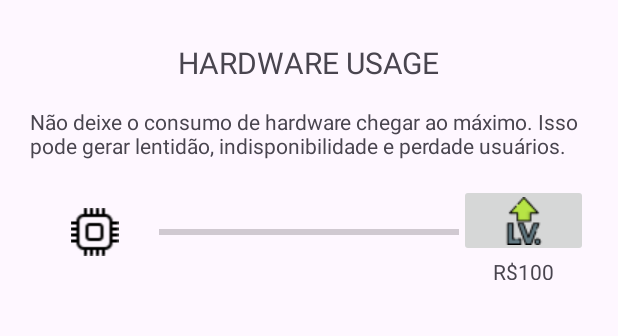
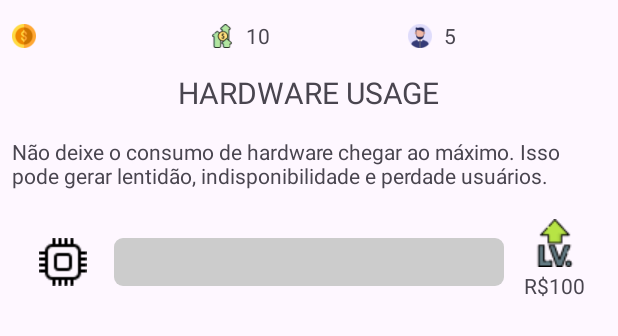
Before and after one commit to jhonatan98rios/IdleGameAndroidJava, an Android app: the layout activity_main.xml on its own in the app's theme, with its tools: preview values and no code run, on a phone screen of 412 x 824 dp. Shown: the top 336 px of the screen. Run offline under Robolectric (Android 15) with nearby library versions, the phone set to English and light mode, and no system bars.

Commit message:
cpu increase logic layer

```diff
--- a/app/src/main/java/com/example/idlegame/Game.java
+++ b/app/src/main/java/com/example/idlegame/Game.java
@@ -16,16 +16,17 @@ public class Game {
         money = 0;
         profitPerUser = 1;
         numberOfUsers = 0;
-        cpuUsage = 10;
-        maxCpuUsage = 100;
+        cpuUsage = 0;
+        maxCpuUsage = 500;
     }
 
     public void increaseValues() {
+
         Random random = new Random();
 
         // Generate a random value to increase numberOfUsers and profitPerUser
-        int increaseUsers = 1; //random.nextInt(10) + 1;
-        int increaseProfitPerUser = 1; //random.nextInt(5) + 1;
+        int increaseUsers = random.nextInt(10) + 1;
+        int increaseProfitPerUser = random.nextInt(5) + 1;
 
         // Increase numberOfUsers e profitPerUser
         numberOfUsers += increaseUsers;
@@ -48,7 +49,9 @@ public class Game {
         timer.scheduleAtFixedRate(new TimerTask() {
             @Override
             public void run() {
-                increaseValues();
+                if (getCpuUsage() < getMaxCpuUsage()) {
+                    increaseValues();
+                }
             }
         }, 1000, 1000);
     }
--- a/app/src/main/java/com/example/idlegame/MainActivity.java
+++ b/app/src/main/java/com/example/idlegame/MainActivity.java
@@ -1,7 +1,6 @@
 package com.example.idlegame;
 
 import androidx.appcompat.app.AppCompatActivity;
-import androidx.databinding.DataBindingUtil;
 
 import android.os.Bundle;
 import android.view.View;
@@ -33,9 +32,9 @@ public class MainActivity extends AppCompatActivity {
         game.startGameLoop();
         startViewLoop();
 
-        // Atualiza o valor da barra de progresso
-        binding.cpuProgressBar.setMax(game.getMaxCpuUsage());
-        binding.cpuProgressBar.setProgress(game.getCpuUsage());
+        // Update the value of progress bar
+        updateHeader();
+        updateProgressBar();
 
         ImageButton btn=(ImageButton)findViewById(R.id.levelupButton);
         btn.setOnClickListener(new View.OnClickListener(){
@@ -47,13 +46,22 @@ public class MainActivity extends AppCompatActivity {
         });
     }
 
-    // Método que atualiza o valor da barra de progresso
+    // Update header data
+    private void updateHeader() {
+        String str_money = String.valueOf(game.getMoney());
+        binding.moneyText.setText(str_money);
+
+        String str_profit_per_user = String.valueOf(game.getProfitPerUser());
+        binding.profitPerUserText.setText(str_profit_per_user);
+
+        String str_number_of_users = String.valueOf(game.getNumberOfUsers());
+        binding.numberOfUsersText.setText(str_number_of_users);
+    }
+
+    // Update progress bar
     private void updateProgressBar() {
+        binding.cpuProgressBar.setMax(game.getMaxCpuUsage());
         binding.cpuProgressBar.setProgress(game.getCpuUsage());
-
-//        if (binding.cpuUsage != null) {
-//            binding.cpuUsage.setText(game.getCpuUsage());
-//        }
     }
 
     public void startViewLoop() {
@@ -61,9 +69,15 @@ public class MainActivity extends AppCompatActivity {
         timer.scheduleAtFixedRate(new TimerTask() {
             @Override
             public void run() {
-                game.increaseValues();
-                updateProgressBar();
+                if (game.getCpuUsage() <= game.getMaxCpuUsage()) {
+                    ViewLoop();
+                }
             }
         }, 1000, 1000);
     }
+
+    public void ViewLoop() {
+        updateHeader();
+        updateProgressBar();
+    }
 }
--- /dev/null
+++ b/app/src/main/res/drawable/custom_progress_bg.xml
@@ -0,0 +1,18 @@
+<?xml version="1.0" encoding="utf-8"?>
+<layer-list xmlns:android="http://schemas.android.com/apk/res/android">
+    <item android:id="@android:id/background">
+        <shape android:shape="rectangle">
+            <corners android:radius="6dp" />
+            <solid android:color="#CCCCCC" />
+        </shape>
+    </item>
+
+    <item android:id="@android:id/progress">
+        <scale android:scaleWidth="100%">
+            <shape android:shape="rectangle">
+                <corners android:radius="6dp" />
+                <solid android:color="#00AA33" />
+            </shape>
+        </scale>
+    </item>
+</layer-list>
--- a/app/src/main/res/drawable/progressbar.xml
+++ b/app/src/main/res/drawable/progressbar.xml
@@ -20,9 +20,8 @@
         <!--set the color gradients
             of the shape-->
         <gradient
-            android:angle="0"
-            android:startColor="#339955"
-            android:endColor="#339955"
+            android:startColor="#00AA33"
+            android:endColor="#CC0000"
             android:useLevel="false" />
     </shape>
 
--- a/app/src/main/res/layout/activity_main.xml
+++ b/app/src/main/res/layout/activity_main.xml
@@ -4,19 +4,96 @@
     xmlns:app="http://schemas.android.com/apk/res-auto"
     xmlns:tools="http://schemas.android.com/tools">
 
-    <data>
-        <variable
-            name="game"
-            type="com.example.idlegame.Game" />
-    </data>
-
     <LinearLayout
         android:layout_width="match_parent"
         android:layout_height="match_parent"
         android:gravity="center_horizontal"
         android:orientation="vertical"
-        android:padding="20dp"
+        android:padding="8dp"
+        android:paddingHorizontal="20dp"
+        android:paddingBottom="20dp"
         tools:context=".MainActivity">
+
+        <LinearLayout
+            android:layout_width="match_parent"
+            android:layout_height="32dp"
+            android:gravity="center"
+            android:orientation="horizontal">
+
+            <LinearLayout
+                android:layout_width="match_parent"
+                android:layout_height="match_parent"
+                android:layout_marginRight="16dp"
+                android:layout_weight="1"
+                android:gravity="center"
+                android:orientation="horizontal">
+
+                <ImageView
+                    android:id="@+id/imageView4"
+                    android:layout_width="wrap_content"
+                    android:layout_height="wrap_content"
+                    android:layout_weight="1"
+                    app:srcCompat="@drawable/money" />
+
+                <TextView
+                    android:id="@+id/moneyText"
+                    android:layout_width="match_parent"
+                    android:layout_height="wrap_content"
+                    android:layout_marginLeft="8dp"
+                    android:layout_weight="1" />
+
+            </LinearLayout>
+
+            <LinearLayout
+                android:layout_width="match_parent"
+                android:layout_height="match_parent"
+                android:layout_marginRight="16dp"
+                android:layout_weight="1"
+                android:gravity="center"
+                android:orientation="horizontal">
+
+                <ImageView
+                    android:id="@+id/imageView7"
+                    android:layout_width="wrap_content"
+                    android:layout_height="wrap_content"
+                    android:layout_weight="1"
+                    app:srcCompat="@drawable/profit_per_user" />
+
+                <TextView
+                    android:id="@+id/profitPerUserText"
+                    android:layout_width="match_parent"
+                    android:layout_height="wrap_content"
+                    android:layout_marginLeft="8dp"
+                    android:layout_weight="1"
+                    android:text="10" />
+
+            </LinearLayout>
+
+            <LinearLayout
+                android:layout_width="match_parent"
+                android:layout_height="match_parent"
+                android:layout_marginRight="16dp"
+                android:layout_weight="1"
+                android:gravity="center"
+                android:orientation="horizontal">
+
+                <ImageView
+                    android:id="@+id/imageView8"
+                    android:layout_width="wrap_content"
+                    android:layout_height="wrap_content"
+                    android:layout_weight="1"
+                    app:srcCompat="@drawable/number_of_users" />
+
+                <TextView
+                    android:id="@+id/numberOfUsersText"
+                    android:layout_width="match_parent"
+                    android:layout_height="wrap_content"
+                    android:layout_marginLeft="8dp"
+                    android:layout_weight="1"
+                    android:text="5" />
+            </LinearLayout>
+
+        </LinearLayout>
 
         <TextView
             android:layout_width="wrap_content"
@@ -39,6 +116,7 @@
             android:orientation="vertical">
 
             <LinearLayout
+                android:id="@+id/cpu_component"
                 android:layout_width="match_parent"
                 android:layout_height="64dp"
                 android:gravity="center"
@@ -54,11 +132,11 @@
                 <ProgressBar
                     android:id="@+id/cpuProgressBar"
                     style="?android:attr/progressBarStyleHorizontal"
-                    android:layout_width="200dp"
+                    android:layout_width="260dp"
                     android:layout_height="32dp"
                     android:maxHeight="20dp"
                     android:minHeight="20dp"
-                    />
+                    android:progressDrawable="@drawable/custom_progress_bg" />
 
                 <LinearLayout
                     android:layout_width="32px"
@@ -72,6 +150,7 @@
                         android:layout_width="match_parent"
                         android:layout_height="wrap_content"
                         android:layout_weight="1"
+                        android:background="@null"
                         app:srcCompat="@drawable/level_up" />
 
                     <TextView
```
Also changed, not shown: app/src/main/res/drawable/money.png (added), app/src/main/res/drawable/number_of_users.png (added), app/src/main/res/drawable/profit_per_user.png (added).
